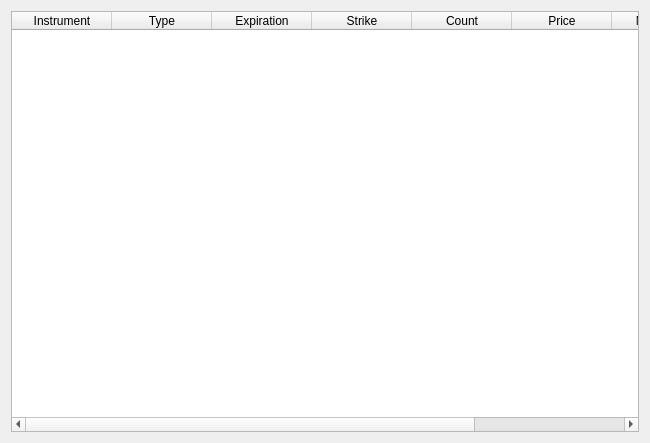
First picture: the form in uiComps/qtGeneration/OptionsTab.ui, repository irrelevantmuch/IB_apps, before the edit.
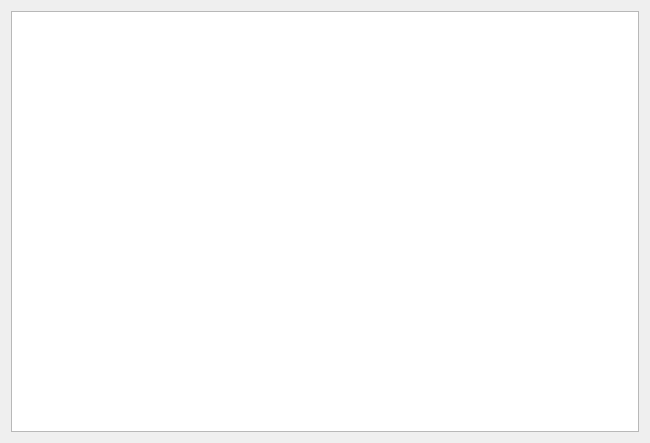
Second picture: the form after the edit.

Commit message: Making position/option apps functional. Transitioning from QTableViewWidget to QTableView

The edit to the form file:
```diff
--- a/uiComps/qtGeneration/OptionsTab.ui
+++ b/uiComps/qtGeneration/OptionsTab.ui
@@ -15,50 +15,9 @@
   </property>
   <layout class="QGridLayout" name="gridLayout">
    <item row="0" column="0">
-    <layout class="QVBoxLayout" name="verticalLayout_2" stretch="8">
+    <layout class="QVBoxLayout" name="verticalLayout_2" stretch="0">
      <item>
-      <widget class="QTableWidget" name="options_table">
-       <column>
-        <property name="text">
-         <string>Instrument</string>
-        </property>
-       </column>
-       <column>
-        <property name="text">
-         <string>Type</string>
-        </property>
-       </column>
-       <column>
-        <property name="text">
-         <string>Expiration</string>
-        </property>
-       </column>
-       <column>
-        <property name="text">
-         <string>Strike</string>
-        </property>
-       </column>
-       <column>
-        <property name="text">
-         <string>Count</string>
-        </property>
-       </column>
-       <column>
-        <property name="text">
-         <string>Price</string>
-        </property>
-       </column>
-       <column>
-        <property name="text">
-         <string>Mkt Value</string>
-        </property>
-       </column>
-       <column>
-        <property name="text">
-         <string>UPNL</string>
-        </property>
-       </column>
-      </widget>
+      <widget class="QTableView" name="options_table"/>
      </item>
     </layout>
    </item>
```
The commit also changes 13 other files.
